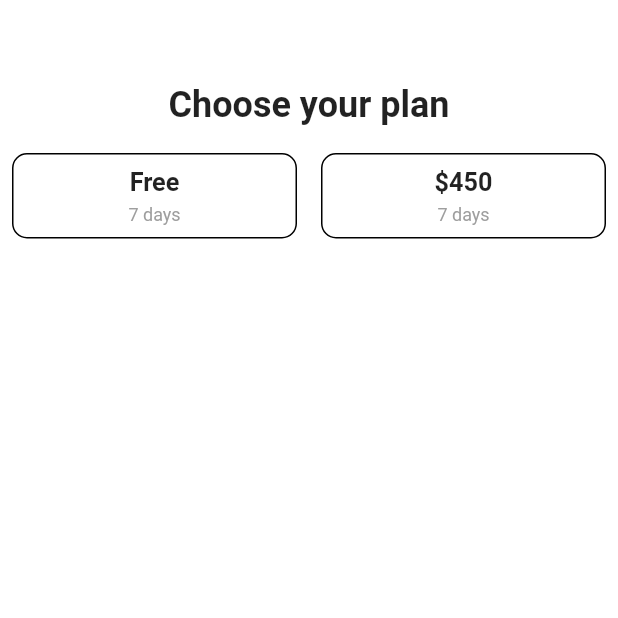
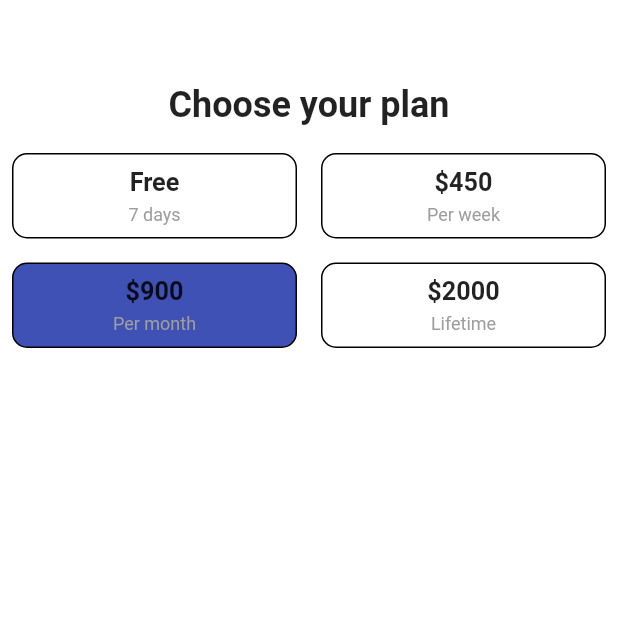
Before and after one commit to eoeefosa/loginScreen, a Flutter app: the CheckoutOnePage screen opened directly, on a phone screen of 412 x 824 dp, the top half of it. Run offline on Flutter 3.47's test engine with Material 2 defaults, Android fonts, the phone set to English and light mode, and no system bars; our stand-ins replace firebase_auth, firebase_core; accounts and stored records are empty.

Commit message:
modified checkout

```diff
--- a/lib/checkout1.dart
+++ b/lib/checkout1.dart
@@ -63,7 +63,7 @@ class CheckoutOnePage extends StatelessWidget {
                         ),
                         const SizedBox(height: 5.0),
                         Text(
-                          "7 days",
+                          "Per week",
                           style: TextStyle(color: Colors.grey, fontSize: 12.0),
                         ),
                       ],
@@ -71,7 +71,60 @@ class CheckoutOnePage extends StatelessWidget {
                   ),
                 ),
               ],
-            )
+            ),
+            Row(
+              children: [
+                Expanded(
+                  child: Container(
+                    margin: EdgeInsets.symmetric(vertical: 8.0, horizontal: 8.0),
+                    decoration: BoxDecoration(
+                      color: Colors.indigo,
+                      borderRadius: BorderRadius.circular(10.0),
+                      border: Border.all(),
+                    ),
+                    padding: EdgeInsets.all(8.0),
+                    child: Column(
+                      children: [
+                        Text(
+                          "\$900",
+                          style: TextStyle(fontWeight: FontWeight.bold),
+                          textScaleFactor: 1.2,
+                        ),
+                        const SizedBox(height: 5.0),
+                        Text(
+                          "Per month",
+                          style: TextStyle(color: Colors.grey, fontSize: 12.0),
+                        ),
+                      ],
+                    ),
+                  ),
+                ),
+                Expanded(
+                  child: Container(
+                    margin: EdgeInsets.symmetric(vertical: 8.0, horizontal: 8.0),
+                    decoration: BoxDecoration(
+                      borderRadius: BorderRadius.circular(10.0),
+                      border: Border.all(),
+                    ),
+                    padding: EdgeInsets.all(8.0),
+                    child: Column(
+                      children: [
+                        Text(
+                          "\$2000",
+                          style: TextStyle(fontWeight: FontWeight.bold),
+                          textScaleFactor: 1.2,
+                        ),
+                        const SizedBox(height: 5.0),
+                        Text(
+                          "Lifetime",
+                          style: TextStyle(color: Colors.grey, fontSize: 12.0),
+                        ),
+                      ],
+                    ),
+                  ),
+                ),
+              ],
+            ),
           ],
         ),
       ),
```
